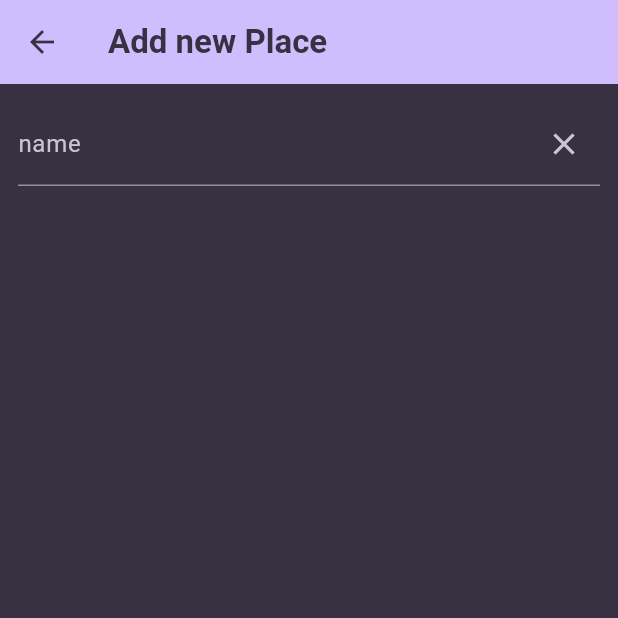
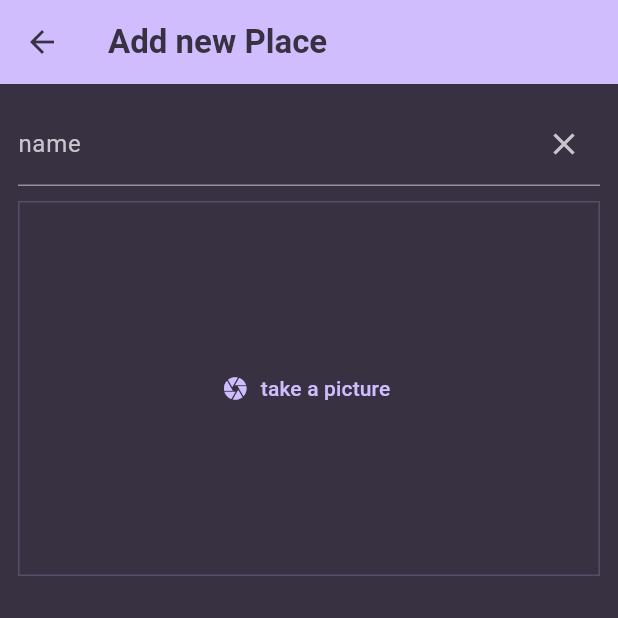
Before and after one commit to AnexDev1/favplace, a Flutter app: the NewPlace screen opened directly, on a phone screen of 412 x 824 dp, the top half of it. Run offline on Flutter 3.47's test engine with Material 3 defaults, Android fonts, the phone set to English and light mode, and no system bars; our stand-ins replace flutter_riverpod, google_fonts.

Commit message:
added image input widget

```diff
--- a/lib/screens/new_place.dart
+++ b/lib/screens/new_place.dart
@@ -1,4 +1,5 @@
 import 'package:favplace/providers/user_places.dart';
+import 'package:favplace/widgets/image_input.dart';
 import 'package:flutter/material.dart';
 import 'package:flutter_riverpod/flutter_riverpod.dart';
 
@@ -59,6 +60,10 @@
                 _savePlace();
               },
             ),
+            const SizedBox(
+              height: 10,
+            ),
+            ImageInput(),
           ],
         ),
       ),
--- /dev/null
+++ b/lib/widgets/image_input.dart
@@ -0,0 +1,29 @@
+import 'package:flutter/material.dart';
+
+class ImageInput extends StatefulWidget {
+  const ImageInput({super.key});
+
+  @override
+  State<ImageInput> createState() => _ImageInputState();
+}
+
+class _ImageInputState extends State<ImageInput> {
+  void _takePicture() {}
+  @override
+  Widget build(BuildContext context) {
+    return Container(
+      decoration: BoxDecoration(
+          border: Border.all(
+              width: 1,
+              color: Theme.of(context).colorScheme.primary.withOpacity(.2))),
+      height: 250,
+      width: double.infinity,
+      alignment: Alignment.center,
+      child: TextButton.icon(
+        icon: const Icon(Icons.camera),
+        onPressed: () {},
+        label: const Text('take a picture'),
+      ),
+    );
+  }
+}
```
